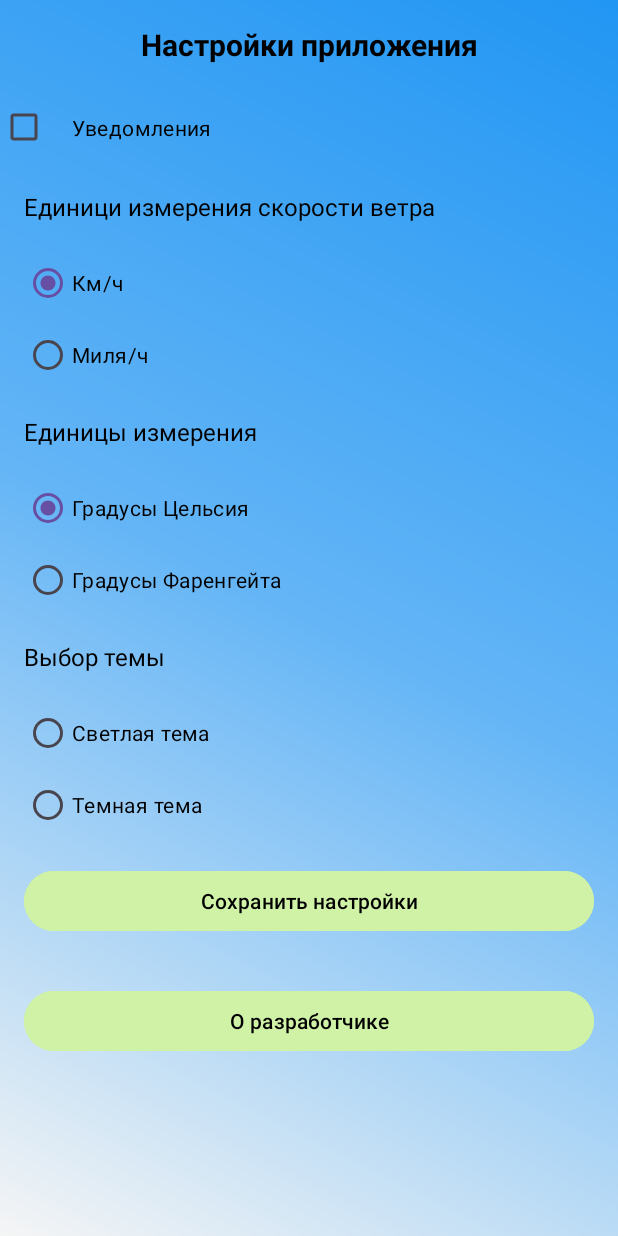
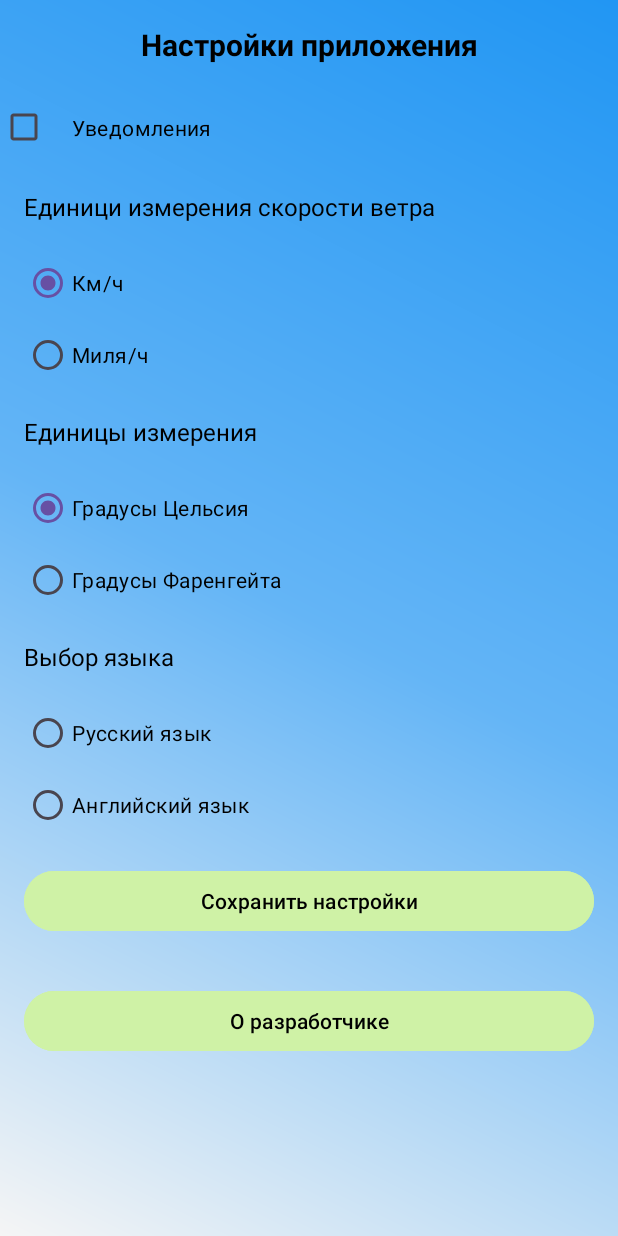
Before and after one commit to SHIZOFRIEND/Pododik, an Android app: the Preferences screen opened directly, with no data from a screen before it, on a phone screen of 412 x 824 dp. Run offline under Robolectric (Android 15) with nearby library versions, the phone set to English and light mode, and no system bars.

Commit message:
бам бам

```diff
--- a/app/src/main/res/layout/activity_preferences.xml
+++ b/app/src/main/res/layout/activity_preferences.xml
@@ -102,7 +102,7 @@
         android:layout_width="match_parent"
         android:layout_height="wrap_content"
         android:padding="16dp"
-        android:text="Выбор темы"
+        android:text="Выбор языка"
         android:textColor="#000000"
         android:textSize="16sp" />
 
@@ -118,14 +118,14 @@
             android:id="@+id/lightThemeRadioButton"
             android:layout_width="match_parent"
             android:layout_height="wrap_content"
-            android:text="Светлая тема"
+            android:text="Русский язык"
             android:textColor="#000000" />
 
         <RadioButton
             android:id="@+id/darkThemeRadioButton"
             android:layout_width="match_parent"
             android:layout_height="wrap_content"
-            android:text="Темная тема"
+            android:text="Английский язык"
             android:textColor="#000000" />
     </RadioGroup>
 
```
